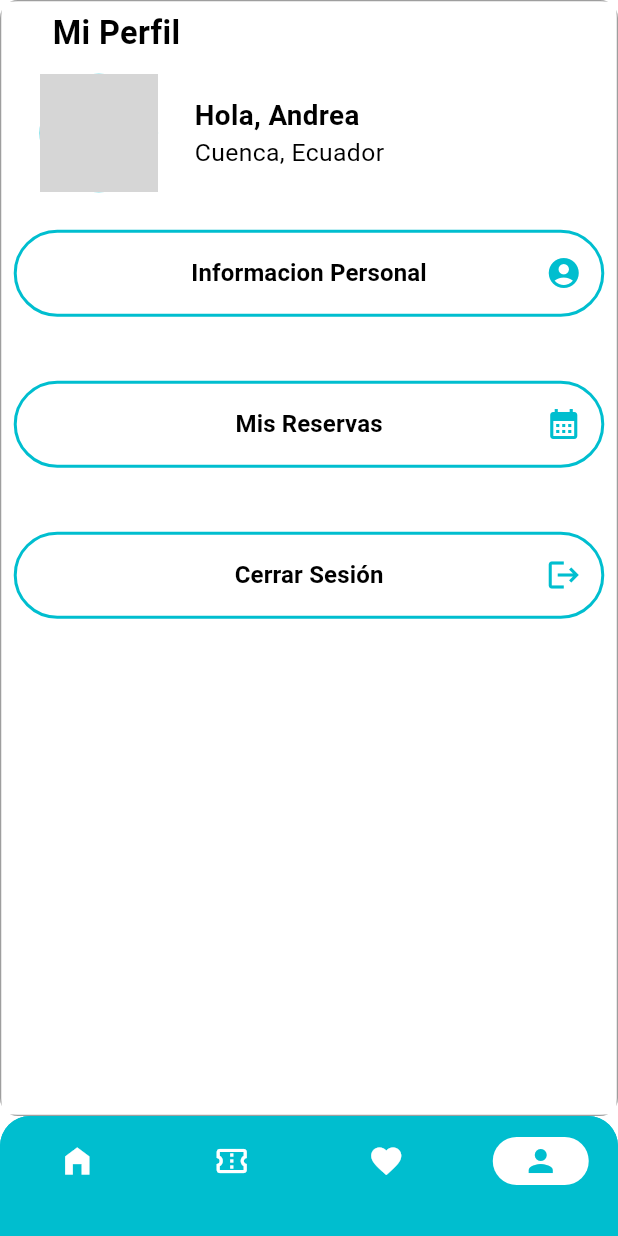
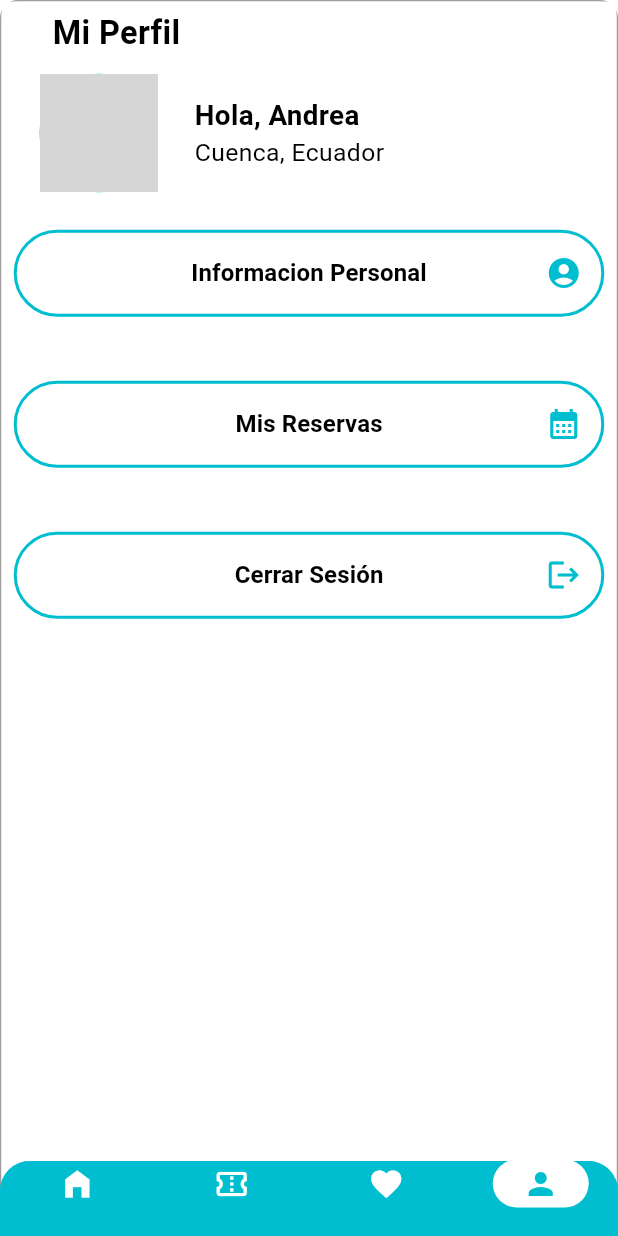
Before and after one commit to Anghy2003/Moon1, a Flutter app: the screen it shows after launch, item 4 of the bottom bar chosen, on a phone screen of 412 x 824 dp. Run offline on Flutter 3.47's test engine with Material 3 defaults, Android fonts, the light colour scheme and no system bars; our stand-ins replace firebase_core, go_router; accounts and stored records are empty; network calls fail; grey boxes are pictures that could not be loaded.

Commit message:
tamaño menu inferior arreglado
ya le hice poquito mas chico

```diff
--- a/lib/home/menu_navegacion.dart
+++ b/lib/home/menu_navegacion.dart
@@ -1,4 +1,3 @@
-// lib/home/menu_navegacion.dart
 import 'package:flutter/material.dart';
 import 'package:go_router/go_router.dart';
 import 'package:moon_aplication/home/botones/boton_home.dart';
@@ -15,7 +14,7 @@ extension RouterLocationExtension on BuildContext {
 
 class MenuNavegacion extends StatelessWidget {
   final Widget child;
-  const MenuNavegacion({Key? key, required this.child}) : super(key: key);
+  const MenuNavegacion({super.key, required this.child});
 
   int _getCurrentIndex(BuildContext context) {
     final location = context.currentRouterLocation;
@@ -27,9 +26,20 @@ class MenuNavegacion extends StatelessWidget {
 
   @override
   Widget build(BuildContext context) {
+    // Detecta el padding inferior del dispositivo (por ejemplo, para dispositivos con gestos)
+    final double bottomPadding = MediaQuery.of(context).padding.bottom;
+
     return Scaffold(
-      body: child, // aquí se mostrará la pantalla según la ruta interna
-      bottomNavigationBar: Container(
+      extendBody: true, // Permite que el contenido se extienda hasta el borde inferior.
+      body: child, // Aquí se mostrará la pantalla según la ruta interna.
+      // Se usa un SafeArea configurado para no incluir el padding inferior,
+      // y luego se desplaza la barra hacia arriba para compensar el espacio.
+      bottomNavigationBar: SafeArea(
+        bottom: false,
+        child: Transform.translate(
+          offset: Offset(0, -bottomPadding * 0.7), // Ajusta este multiplicador según convenga.
+          child: Container(
+            height: 50,
             decoration: BoxDecoration(
               color: Theme.of(context).navigationBarTheme.backgroundColor,
               borderRadius: const BorderRadius.only(
@@ -43,10 +53,11 @@ class MenuNavegacion extends StatelessWidget {
                 topRight: Radius.circular(20),
               ),
               child: NavigationBar(
+                height: 50,
                 onDestinationSelected: (int index) {
                   switch (index) {
                     case 0:
-                  context.go('/home'); // Navega a la ruta '/home'
+                      context.go('/home');
                       break;
                     case 1:
                       context.go('/reservar');
@@ -59,8 +70,9 @@ class MenuNavegacion extends StatelessWidget {
                       break;
                   }
                 },
-            indicatorColor:
-                Theme.of(context).navigationBarTheme.indicatorColor,
+                indicatorColor: Theme.of(context)
+                    .navigationBarTheme
+                    .indicatorColor,
                 selectedIndex: _getCurrentIndex(context),
                 destinations: [
                   BotonHome.icono(),
@@ -71,6 +83,8 @@ class MenuNavegacion extends StatelessWidget {
               ),
             ),
           ),
+        ),
+      ),
     );
   }
 }
```
Lines whose indentation alone changed are shown as unchanged.
